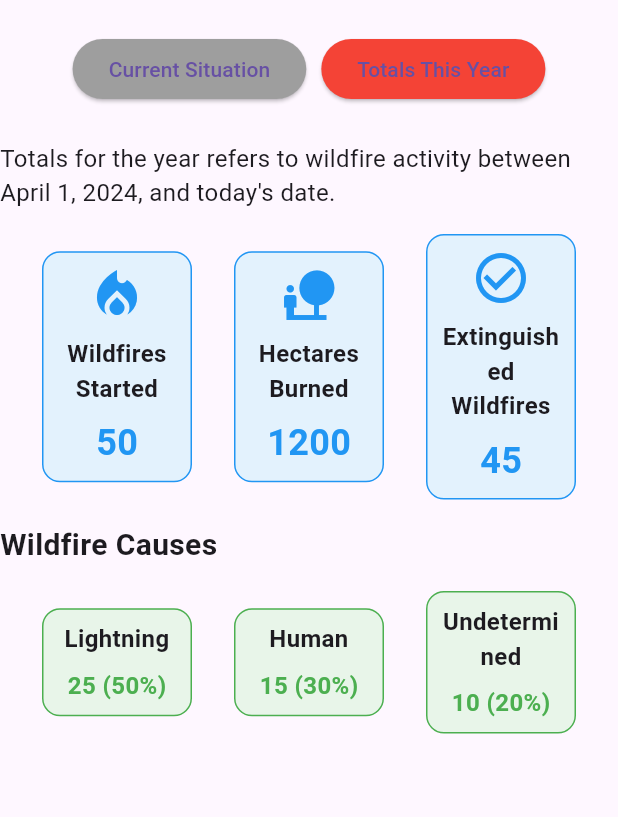
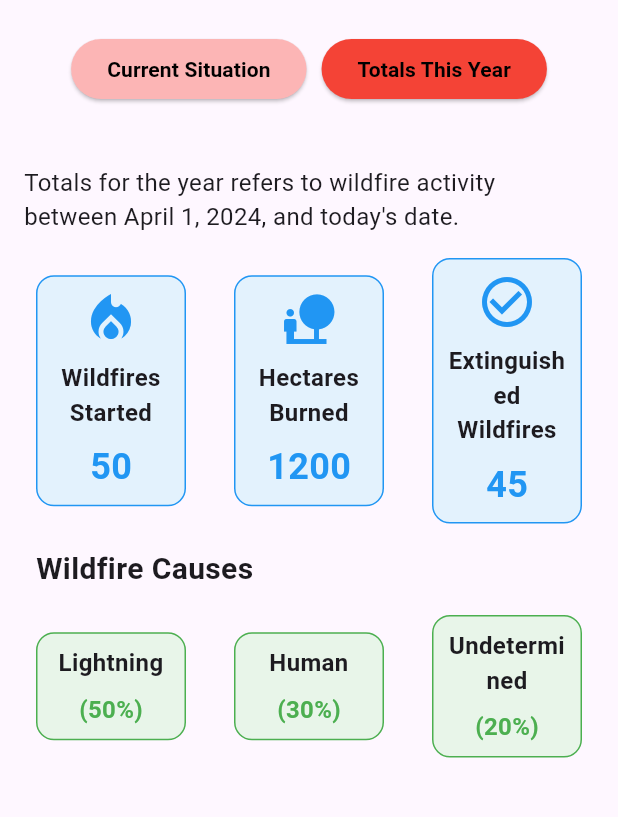
Before and after one commit to Pritumi1984/Ontario-Wildfyre, a Flutter app: the screen it shows after launch, after a tap on "Totals This Year", on a phone screen of 412 x 824 dp, the part 63-880 px from its top. Run offline on Flutter 3.47's test engine with Material 3 defaults, Android fonts, the phone set to English and light mode, and no system bars.

Commit message:
Pritumi -last update after moving mine to Nat

```diff
--- a/lib/main.dart
+++ b/lib/main.dart
@@ -20,7 +20,6 @@ class OntarioWildfireDashboard extends StatefulWidget {
   OntarioWildfireDashboardState createState() =>
       OntarioWildfireDashboardState();
 }
-
 class OntarioWildfireDashboardState extends State<OntarioWildfireDashboard> {
   String selectedTab = 'Current Situation';
   String selectedRegion = 'NorthEast'; // Default to NorthEast image
@@ -49,9 +48,16 @@ class OntarioWildfireDashboardState extends State<OntarioWildfireDashboard> {
                     style: ElevatedButton.styleFrom(
                       backgroundColor: selectedTab == 'Current Situation'
                           ? Colors.red
-                          : Colors.grey,
+                          : const Color.fromARGB(255, 252, 181, 181),
                     ),
-                    child: Text('Current Situation'),
+
+                    child: Text(
+                      'Current Situation',
+                      style: TextStyle(
+                        color: Colors.black, // Set text color to black
+                        fontWeight: FontWeight.bold, // Make text bold
+                      ),
+                    ),
                   ),
                   SizedBox(width: 10),
                   ElevatedButton(
@@ -63,9 +69,15 @@ class OntarioWildfireDashboardState extends State<OntarioWildfireDashboard> {
                     style: ElevatedButton.styleFrom(
                       backgroundColor: selectedTab == 'Totals This Year'
                           ? Colors.red
-                          : Colors.grey,
+                          : Color.fromARGB(255, 252, 181, 181),
                     ),
-                    child: Text('Totals This Year'),
+                    child: Text(
+                      'Totals This Year',
+                      style: TextStyle(
+                        color: Colors.black, // Set text color to black
+                        fontWeight: FontWeight.bold, // Make text bold
+                      ),
+                    ),
                   ),
                 ],
               ),
@@ -96,9 +108,15 @@ class OntarioWildfireDashboardState extends State<OntarioWildfireDashboard> {
                     style: ElevatedButton.styleFrom(
                       backgroundColor: selectedRegion == 'NorthEast'
                           ? Colors.blue
-                          : Colors.grey,
+                          : const Color.fromARGB(255, 180, 221, 255),
                     ),
-                    child: Text('NorthEast'),
+                    child: Text(
+                      'NorthEast',
+                      style: TextStyle(
+                        color: Colors.black, // Set text color to black
+                        fontWeight: FontWeight.bold, // Make text bold
+                      ),
+                    ),
                   ),
                   SizedBox(width: 10),
                   ElevatedButton(
@@ -110,9 +128,15 @@ class OntarioWildfireDashboardState extends State<OntarioWildfireDashboard> {
                     style: ElevatedButton.styleFrom(
                       backgroundColor: selectedRegion == 'NorthWest'
                           ? Colors.blue
-                          : Colors.grey,
+                          : const Color.fromARGB(255, 180, 221, 255),
                     ),
-                    child: Text('NorthWest'),
+                    child: Text(
+                      'NorthWest',
+                      style: TextStyle(
+                        color: Colors.black, // Set text color to black
+                        fontWeight: FontWeight.bold, // Make text bold
+                      ),
+                    ),
                   ),
                 ],
               ),
@@ -168,13 +192,33 @@ class CurrentSituation extends StatelessWidget {
                 style: TextStyle(fontSize: 18, fontWeight: FontWeight.bold),
               ),
               SizedBox(height: 8),
-              Text(
-                'Lorem ipsum dolor sit amet, consectetur adipiscing elit. '
-                'Sed do eiusmod tempor incididunt ut labore et dolore magna aliqua. Ut enim ad minim veniam, '
-                'quis nostrud exercitation ullamco laboris nisi ut aliquip ex ea commodo consequat.',
+
+              // Wrapping this section in a SingleChildScrollView to make it scrollable
+              Container(
+                height: 200, // Set the height for the scrollable section
+                child: SingleChildScrollView(
+                  child: Text(
+                    'Northeast Region:\n'
+                    '• No new wildland fires confirmed on September 14.\n'
+                    '• 9 active fires: 1 under control, 8 being observed.\n'
+                    '• Moderate to high fire hazard across the region.\n'
+                    '• Fort Frances 13 (0.1 ha) is being observed.\n\n'
+                    'Northwest Region:\n'
+                    '• 4 new wildland fires confirmed on September 14:\n'
+                    '   - Red Lake 45 (0.1 ha) under control.\n'
+                    '   - Red Lake 46 (0.5 ha) being observed.\n'
+                    '   - Sioux Lookout 39 (1.8 ha) not under control.\n'
+                    '   - Fort Frances 14 (0.2 ha) not under control.\n'
+                    '• 28 active fires: 2 not under control, 1 being held, 1 under control, 24 observed.\n'
+                    '• Moderate to high fire hazard with extreme pockets near Red Lake and Sioux Lookout.',
                     style: TextStyle(fontSize: 16),
                   ),
+                ),
+              ),
+
               SizedBox(height: 16),
+
+              // The Report a Fire section
               Container(
                 padding: EdgeInsets.all(12),
                 decoration: BoxDecoration(
@@ -193,11 +237,11 @@ class CurrentSituation extends StatelessWidget {
                     RichText(
                       text: TextSpan(
                         text: '• To report a forest fire, call ',
-                        style: TextStyle(fontSize: 16, color: Colors.black), // Normal text style
+                        style: TextStyle(fontSize: 16, color: Colors.black),
                         children: <TextSpan>[
                           TextSpan(
                             text: '310-FIRE (3473)',
-                            style: TextStyle(fontWeight: FontWeight.bold, color: Colors.black), // Bold and black for 310-FIRE
+                            style: TextStyle(fontWeight: FontWeight.bold, color: Colors.black),
                           ),
                           TextSpan(
                             text: '.',
@@ -210,11 +254,11 @@ class CurrentSituation extends StatelessWidget {
                     RichText(
                       text: TextSpan(
                         text: '• South of the French and Mattawa rivers, please call ',
-                        style: TextStyle(fontSize: 16, color: Colors.black), // Normal text style
+                        style: TextStyle(fontSize: 16, color: Colors.black),
                         children: <TextSpan>[
                           TextSpan(
                             text: '911',
-                            style: TextStyle(fontWeight: FontWeight.bold, color: Colors.black), // Bold and black for 911
+                            style: TextStyle(fontWeight: FontWeight.bold, color: Colors.black),
                           ),
                           TextSpan(
                             text: '.',
@@ -239,7 +283,9 @@ class CurrentSituation extends StatelessWidget {
 class TotalsThisYear extends StatelessWidget {
   @override
   Widget build(BuildContext context) {
-    return Column(
+    return Padding(
+      padding: const EdgeInsets.all(16.0), // Add padding around the entire widget
+      child: Column(
         crossAxisAlignment: CrossAxisAlignment.start,
         children: [
           Text(
@@ -248,55 +294,89 @@ class TotalsThisYear extends StatelessWidget {
           ),
           SizedBox(height: 16),
           Row(
-          mainAxisAlignment: MainAxisAlignment.spaceEvenly,
             children: [
-            StatsBox(
+              Expanded(
+                child: Align(
+                  alignment: Alignment.topCenter,
+                  child: StatsBox(
                     icon: Icons.local_fire_department,
                     title: 'Wildfires Started',
                     number: 50,
                   ),
-            StatsBox(
+                ),
+              ),
+              SizedBox(width: 16), // Space between boxes
+              Expanded(
+                child: Align(
+                  alignment: Alignment.topCenter,
+                  child: StatsBox(
                     icon: Icons.nature_people,
                     title: 'Hectares Burned',
                     number: 1200,
                   ),
-            StatsBox(
+                ),
+              ),
+              SizedBox(width: 16), // Space between boxes
+              Expanded(
+                child: Align(
+                  alignment: Alignment.topCenter,
+                  child: StatsBox(
                     icon: Icons.check_circle_outline,
                     title: 'Extinguished Wildfires',
                     number: 45,
                   ),
+                ),
+              ),
             ],
           ),
           SizedBox(height: 16),
-        Text(
+          Padding(
+            padding: const EdgeInsets.only(left: 8.0), // Add padding to the left of the heading
+            child: Text(
               'Wildfire Causes',
               style: TextStyle(fontSize: 20, fontWeight: FontWeight.bold),
             ),
+          ),
           SizedBox(height: 16),
           Row(
-          mainAxisAlignment: MainAxisAlignment.spaceEvenly,
             children: [
-            CauseBox(
+              Expanded(
+                child: Align(
+                  alignment: Alignment.topCenter,
+                  child: CauseBox(
                     title: 'Lightning',
-              number: 25,
                     percentage: 50,
                   ),
-            CauseBox(
+                ),
+              ),
+              SizedBox(width: 16), // Space between boxes
+              Expanded(
+                child: Align(
+                  alignment: Alignment.topCenter,
+                  child: CauseBox(
                     title: 'Human',
-              number: 15,
                     percentage: 30,
                   ),
-            CauseBox(
+                ),
+              ),
+              SizedBox(width: 16), // Space between boxes
+              Expanded(
+                child: Align(
+                  alignment: Alignment.topCenter,
+                  child: CauseBox(
                     title: 'Undetermined',
-              number: 10,
                     percentage: 20,
+                  ),
+                ),
               ),
             ],
           ),
         ],
+      ),
     );
   }
 }
+
 
 class SummaryWidgets extends StatelessWidget {
   @override
@@ -414,12 +494,10 @@ class StatsBox extends StatelessWidget {
 
 class CauseBox extends StatelessWidget {
   final String title;
-  final int number;
   final int percentage;
 
   CauseBox({
     required this.title,
-    required this.number,
     required this.percentage,
   });
 
@@ -442,7 +520,7 @@ class CauseBox extends StatelessWidget {
           ),
           SizedBox(height: 8),
           Text(
-            '$number (${percentage}%)',
+            '(${percentage}%)',
             style: TextStyle(fontSize: 16, color: Colors.green, fontWeight: FontWeight.bold),
           ),
         ],
```
Lines whose indentation alone changed are shown as unchanged.
